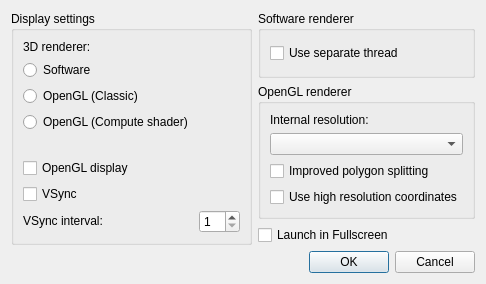
Qt form src/frontend/qt_sdl/VideoSettingsDialog.ui (vitor251093/KHMelonMix) before a commit.
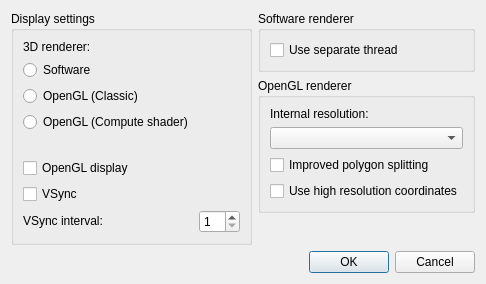
The same form after that commit.

Commit message: Removing auto fullscreen to avoid conflicts with melonDS

Patch:
```diff
--- a/src/frontend/qt_sdl/VideoSettingsDialog.ui
+++ b/src/frontend/qt_sdl/VideoSettingsDialog.ui
@@ -26,16 +26,6 @@
    <property name="horizontalSpacing">
     <number>6</number>
    </property>
-   <item row="2" column="1">
-    <widget class="QCheckBox" name="cbAutoFullscreen">
-    <property name="whatsThis">
-        <string>&lt;html&gt;&lt;head/&gt;&lt;body&gt;&lt;p&gt;Automatically launches the emulator on fullscreen.&lt;/p&gt;&lt;/body&gt;&lt;/html&gt;</string>
-    </property>
-    <property name="text">
-        <string>Launch in Fullscreen</string>
-    </property>
-    </widget>
-   </item>
    <item row="1" column="1">
     <widget class="QGroupBox" name="groupBox_3">
      <property name="title">
```
Left out of the diff: 1 changed line with no effect on the pictures. The commit also changes 4 other files.
